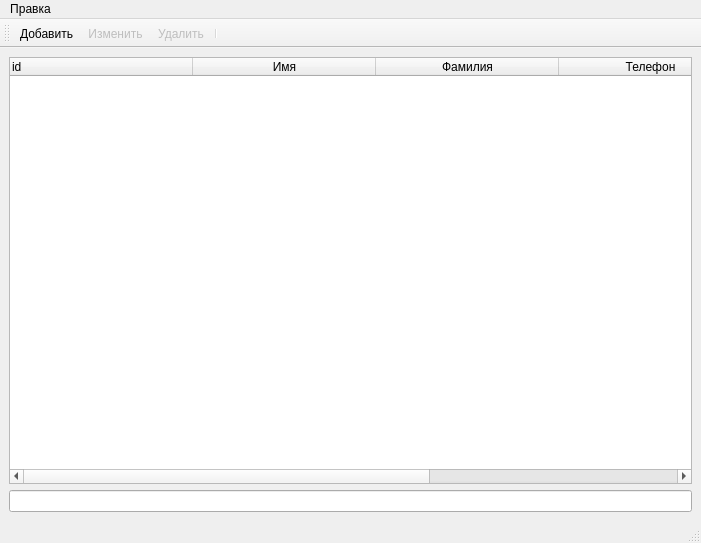
Before: the Qt Designer form MainForm.ui in rinarose3/AddressBook, drawn with Qt 5.
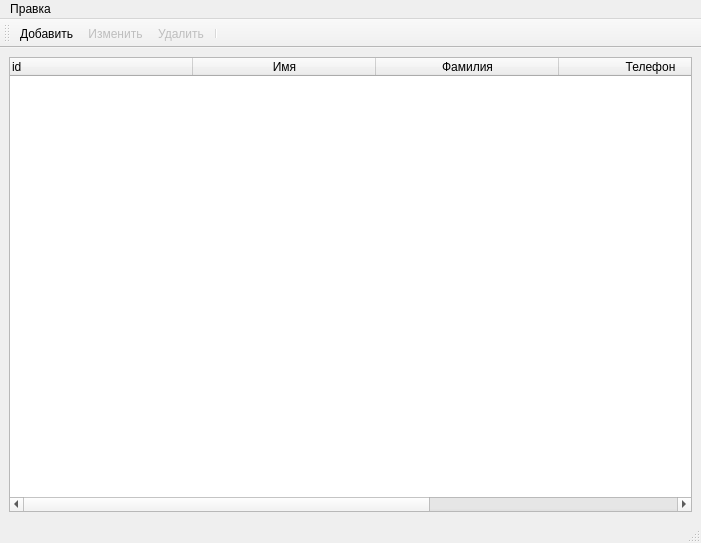
After: the same form once the commit is applied. Icons and pictures are not drawn.

Patch:
```diff
--- a/MainForm.ui
+++ b/MainForm.ui
@@ -92,13 +92,6 @@
       </column>
      </widget>
     </item>
-    <item>
-     <widget class="QLineEdit" name="leName">
-      <property name="text">
-       <string/>
-      </property>
-     </widget>
-    </item>
    </layout>
   </widget>
   <widget class="QStatusBar" name="sbMainForm"/>
```
